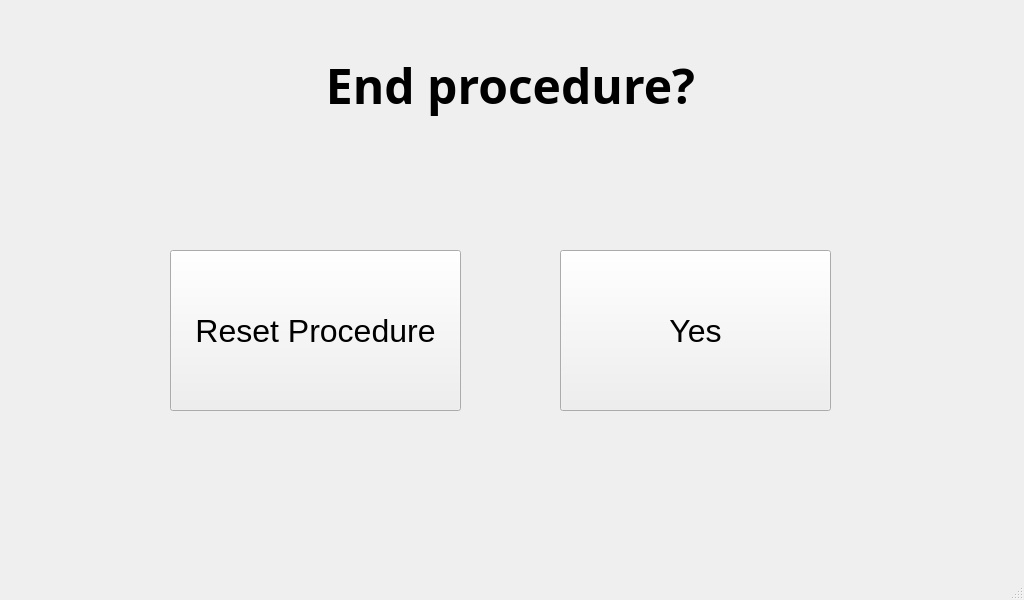
Above: RASPI/confirmation.ui from Pwersa/Medical-Cabinet before the change. Below: the same form after it.
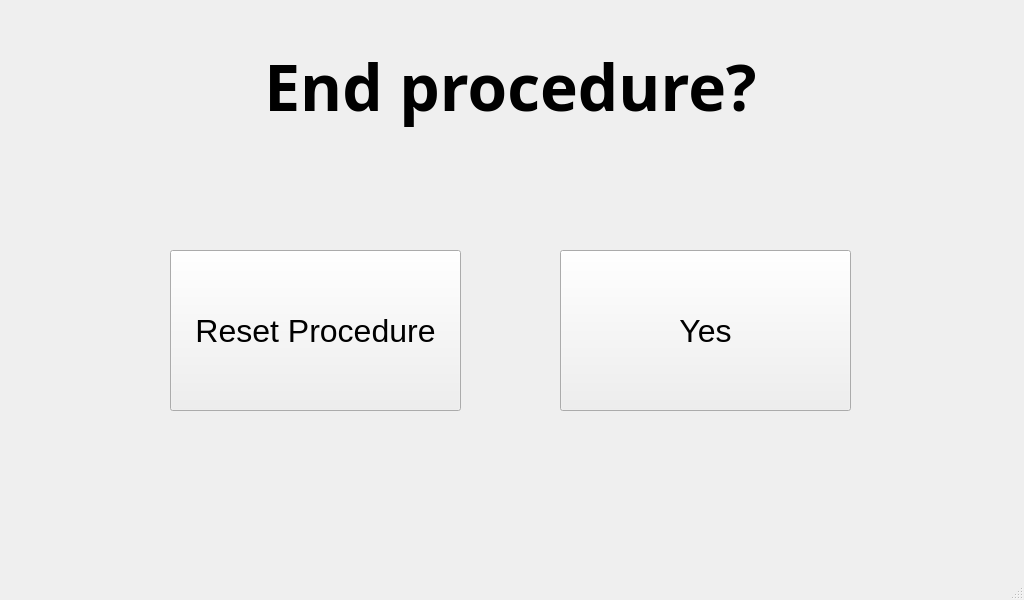
That is the form after the change.

Patch:
```diff
--- a/RASPI/confirmation.ui
+++ b/RASPI/confirmation.ui
@@ -38,7 +38,7 @@
     <property name="font">
      <font>
       <family>Unispace</family>
-      <pointsize>36</pointsize>
+      <pointsize>48</pointsize>
       <weight>75</weight>
       <bold>true</bold>
      </font>
@@ -73,7 +73,7 @@
      <rect>
       <x>560</x>
       <y>250</y>
-      <width>271</width>
+      <width>291</width>
       <height>161</height>
      </rect>
     </property>
```
